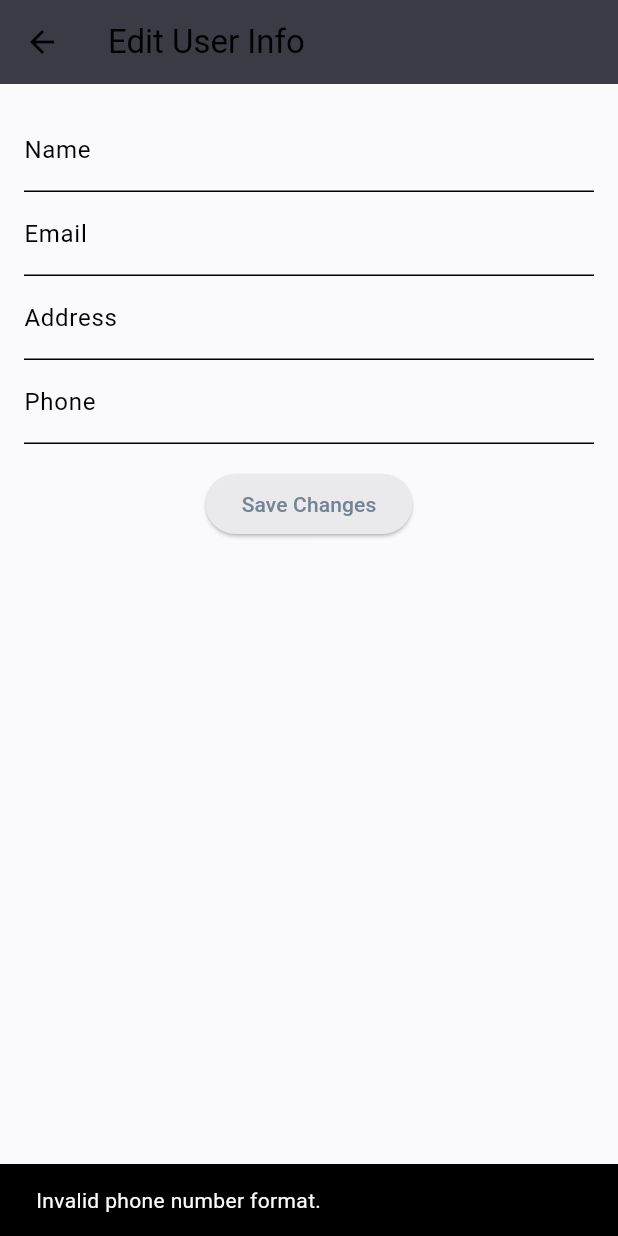
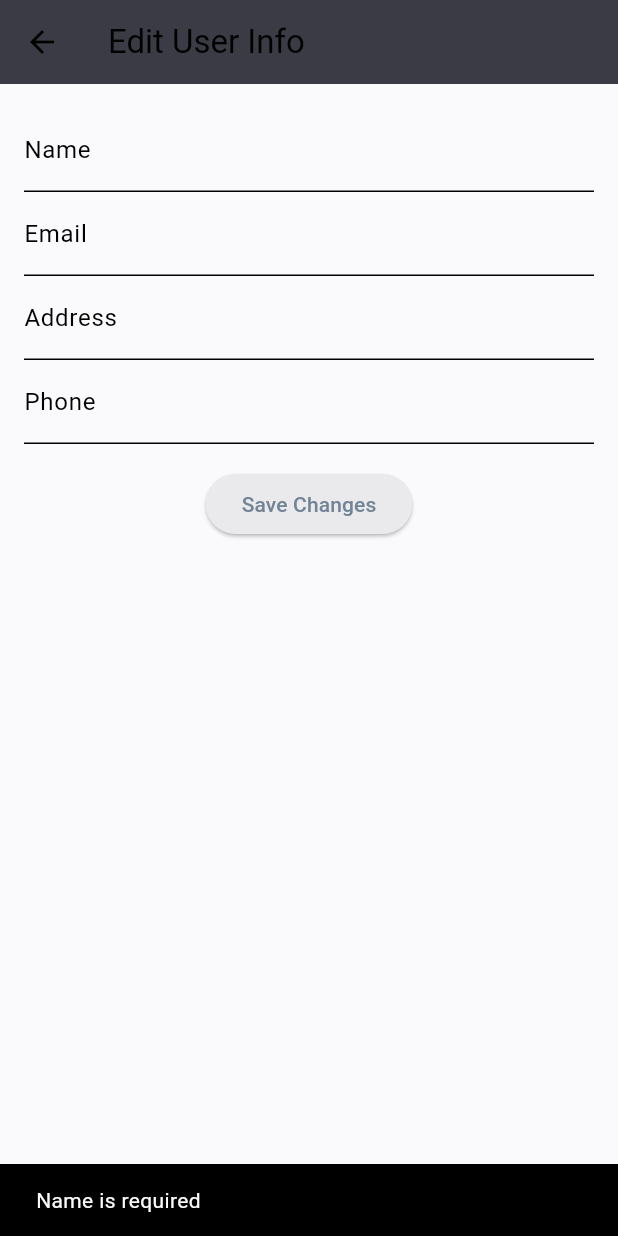
Before and after one commit to Magdy372/Automotive, a Flutter app: the EditProfileScreen screen opened directly, after a tap on "Save Changes", on a phone screen of 412 x 824 dp. Run offline on Flutter 3.47's test engine with Material 3 defaults, Android fonts, the phone set to English and light mode, and no system bars; our stand-ins replace cloud_firestore, firebase_auth, firebase_core, firebase_messaging, fl_chart, flutter_local_notifications and 7 more; missing offline and left inert: flutter_facebook_auth; accounts and stored records are empty.

Commit message:
user validation

```diff
--- a/car_rental_project/lib/models/user_model.dart
+++ b/car_rental_project/lib/models/user_model.dart
@@ -3,8 +3,8 @@ class UserModel {
   final String name;
   final String email;
   final String role;
-  final String? address; // Optional
-  final String? phone;   // Optional
+  final String? address;
+  final String? phone;
 
   UserModel({
     required this.id,
@@ -15,30 +15,139 @@ class UserModel {
     this.phone,
   });
 
-  // Factory method to create UserModel from Firestore data (Map)
+  // Validation Methods
+  static String? validateName(String? name) {
+    if (name == null || name.isEmpty) {
+      return 'Name is required';
+    }
+    if (name.length < 2) {
+      return 'Name must be at least 2 characters';
+    }
+    if (!RegExp(r'^[a-zA-Z\s]+$').hasMatch(name)) {
+      return 'Name must contain only letters and spaces';
+    }
+    return null;
+  }
+
+  static String? validateEmail(String? email) {
+    if (email == null || email.isEmpty) {
+      return 'Email is required';
+    }
+    if (!RegExp(r'^[\w-\.]+@([\w-]+\.)+[\w-]{2,4}$').hasMatch(email)) {
+      return 'Please enter a valid email address';
+    }
+    return null;
+  }
+
+  static String? validatePassword(String? password) {
+    if (password == null || password.isEmpty) {
+      return 'Password is required';
+    }
+    if (password.length < 6) {
+      return 'Password must be at least 6 characters';
+    }
+    // Add more password requirements if needed
+    //  if (!RegExp(r'^(?=.*[A-Za-z])(?=.*\d)[A-Za-z\d]{6,}$').hasMatch(password)) {
+    //    return 'Password must contain at least one letter and one number';
+    //  }
+    // return null;
+  }
+
+  static String? validatePhone(String? phone) {
+    if (phone == null || phone.isEmpty) {
+      return null; // Phone is optional
+    }
+
+    if (phone.length != 11) {
+      return 'Phone number must be 11 digits long';
+    }
+
+    // Validates phone numbers with optional country code
+    if (!RegExp(r'^\+?[0-9]{7,15}$').hasMatch(phone)) {
+      return 'Please enter a valid phone number';
+    }
+    return null;
+  }
+
+  static String? validateAddress(String? address) {
+    if (address == null || address.isEmpty) {
+      return null; // Address is optional
+    }
+    if (address.length < 5) {
+      return 'Address must be at least 5 characters';
+    }
+    return null;
+  }
+
+  // static String? validateRole(String? role) {
+  //   if (role == null || role.isEmpty) {
+  //     return 'Role is required';
+  //   }
+  //   final validRoles = ['user', 'admin'];
+  //   if (!validRoles.contains(role.toLowerCase())) {
+  //     return 'Invalid role';
+  //   }
+  //   return null;
+  // }
+
+  // Helper method to validate all required fields
+  static Map<String, String?> validateAll({
+    required String name,
+    required String email,
+    String? password,
+    String? address,
+    String? phone,
+  }) {
+    return {
+      'name': validateName(name),
+      'email': validateEmail(email),
+      if (password != null) 'password': validatePassword(password),
+      if (address != null) 'address': validateAddress(address),
+      if (phone != null) 'phone': validatePhone(phone),
+    };
+  }
+
+  // Factory method to create UserModel from Firestore data
   factory UserModel.fromJson(Map<String, dynamic> json) {
-    print("555555555555555555555555555555555555555555555555555555555555555555555555555555555555555555555555555555555555555555555555555555555");
     print(json);
     return UserModel(
-       id: json['id'] != null ? json['id'] as String : '',
-      name: json['name'] != null ? json['name'] as String : 'Unknown',
-      email: json['email'] != null ? json['email'] as String : 'Unknown',
-      role: json['role'] != null ? json['role'] as String : 'user',
-      address: json['address'] !=null? json['address'] as String : 'unknown',
-      phone: json['phone'] !=null? json['phone'] as String : 'unknown'
-
+      id: json['id'] as String? ?? '',
+      name: json['name'] as String? ?? 'Unknown',
+      email: json['email'] as String? ?? 'Unknown',
+      role: json['role'] as String? ?? 'user',
+      address: json['address'] as String?,
+      phone: json['phone'] as String?,
     );
   }
 
-  // Convert UserModel to JSON for Firestore (if needed)
+  // Convert UserModel to JSON for Firestore
   Map<String, dynamic> toJson() {
     return {
       'id': id,
       'name': name,
       'email': email,
       'role': role,
-      'address' : address,
-      'phone' : phone
+      if (address != null) 'address': address,
+      if (phone != null) 'phone': phone,
     };
   }
+
+  // Copy with method for updating user data
+  UserModel copyWith({
+    String? id,
+    String? name,
+    String? email,
+    String? role,
+    String? address,
+    String? phone,
+  }) {
+    return UserModel(
+      id: id ?? this.id,
+      name: name ?? this.name,
+      email: email ?? this.email,
+      role: role ?? this.role,
+      address: address ?? this.address,
+      phone: phone ?? this.phone,
+    );
+  }
 }
--- a/car_rental_project/pubspec.yaml
+++ b/car_rental_project/pubspec.yaml
@@ -51,6 +51,8 @@ dependencies:
   flutter_local_notifications: ^18.0.1
   firebase_messaging: ^15.1.6
   sqflite: ^2.4.1
+  google_sign_in: ^6.2.2
+  flutter_facebook_auth: ^7.1.1
 
 
 
```
Also changed, not shown: car_rental_project/lib/providers/user_provider.dart (+218 -269 lines), car_rental_project/lib/screens/login_screen.dart (+5 -14 lines), car_rental_project/lib/screens/signup_screen.dart (+5 -25 lines), car_rental_project/pubspec.lock.
